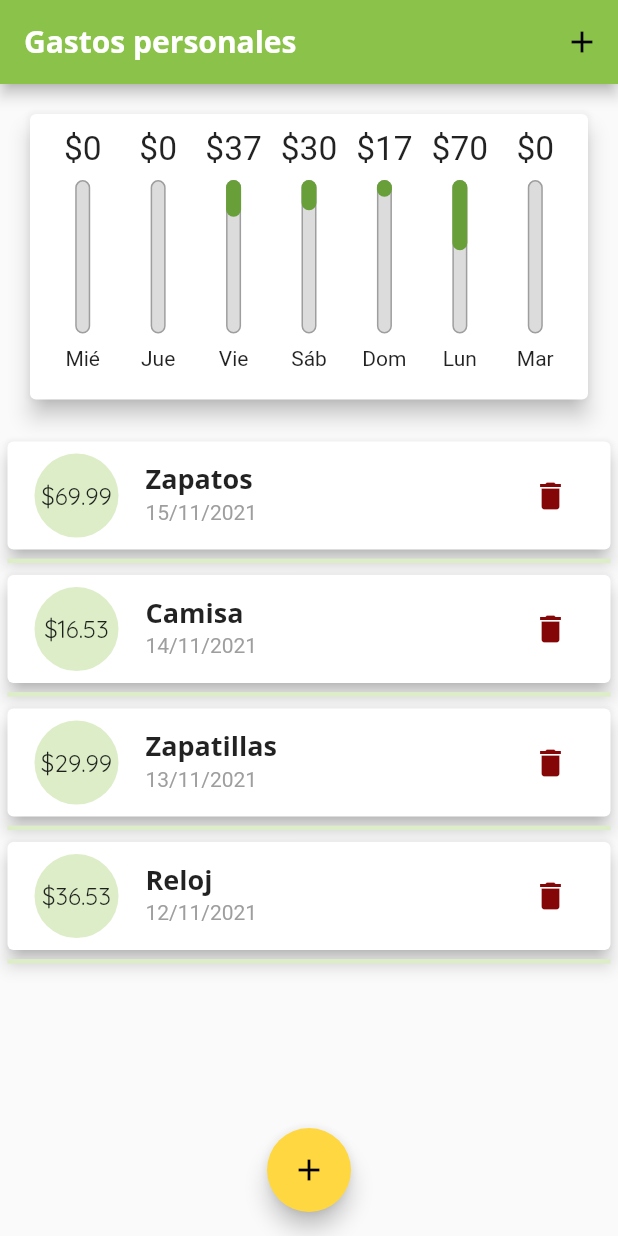
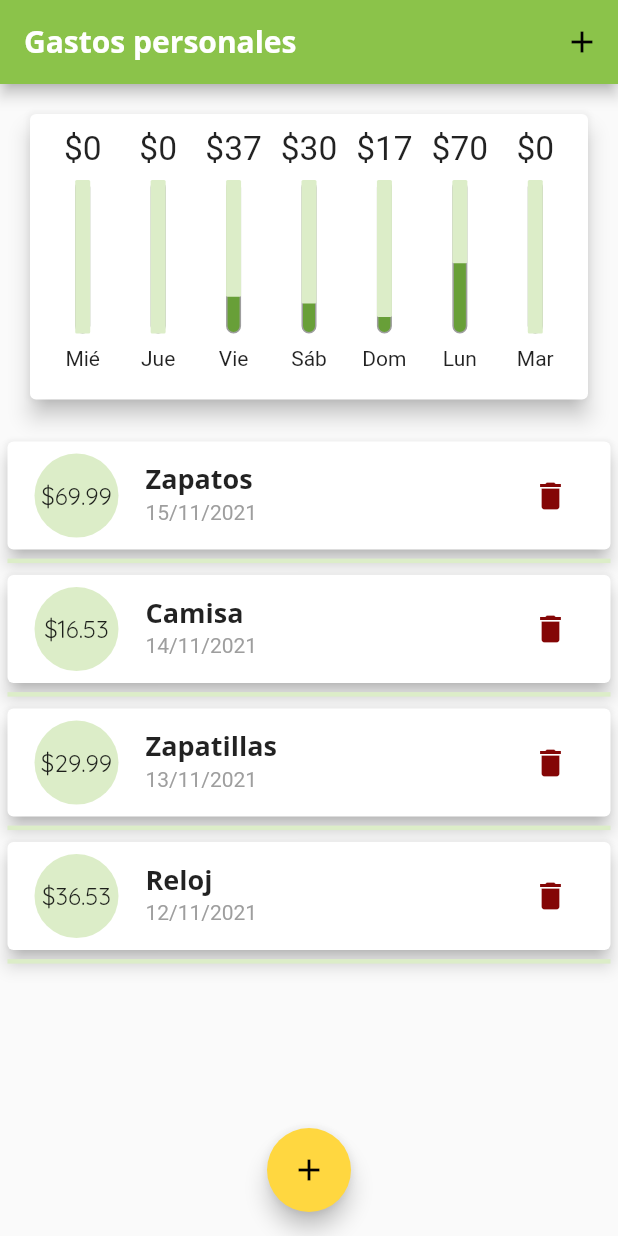
Before and after one commit to pacoDevelop/personal-expenses, a Flutter app: the screen it shows after launch, on a phone screen of 412 x 824 dp. Run offline on Flutter 3.47's test engine with Material 2 defaults, Android fonts, the phone set to English and light mode, and no system bars; our stand-ins replace universal_platform.

Commit message:
Change charBarForm and reverse

```diff
--- a/lib/main.dart
+++ b/lib/main.dart
@@ -202,16 +202,13 @@ class _MyHomePageState extends State<MyHomePage> {
         : _txListWidget(mediaQuery, appBar);
   }
 
-  List<Widget> _buildLandscapeContent(
-    bool showChart,
-    MediaQueryData mediaQuery,
-    AppBar appBar,
-  ) {
+  List<Widget> _buildLandscapeContent(bool showChart, MediaQueryData mediaQuery,
+      AppBar appBar, ThemeData theme) {
     return [
       Row(mainAxisAlignment: MainAxisAlignment.center, children: <Widget>[
-        Text("Mirar gráfico", style: Theme.of(context).textTheme.headline6),
+        Text("Mirar gráfico", style: theme.textTheme.headline6),
         Switch.adaptive(
-            activeColor: Theme.of(context).colorScheme.secondary,
+            activeColor: theme.colorScheme.secondary,
             value: _showChart,
             onChanged: (state) {
               setState(() {
@@ -227,6 +224,7 @@ class _MyHomePageState extends State<MyHomePage> {
   Widget build(BuildContext context) {
     final mediaQuery = MediaQuery.of(context);
     final PreferredSizeWidget appBar = _buildAppBar();
+    final theme = Theme.of(context);
     var isLandscape = !(UniversalPlatform.isDesktop || UniversalPlatform.isWeb);
     if (isLandscape) {
       isLandscape = mediaQuery.orientation == Orientation.landscape;
@@ -238,7 +236,8 @@ class _MyHomePageState extends State<MyHomePage> {
         crossAxisAlignment: CrossAxisAlignment.stretch,
         children: <Widget>[
           if (isLandscape)
-            ..._buildLandscapeContent(_showChart, mediaQuery, appBar as AppBar),
+            ..._buildLandscapeContent(
+                _showChart, mediaQuery, appBar as AppBar, theme),
           if (!isLandscape)
             ..._buildPortraitContent(mediaQuery, appBar as AppBar),
         ],
--- a/lib/widgets/chart.dart
+++ b/lib/widgets/chart.dart
@@ -40,7 +40,7 @@ class Chart extends StatelessWidget {
             (previousValue + (element['amount'] as double)));
   }
 
-  double spending(e) {
+  double _spending(e) {
     double result = (e['amount'] as double) / totalSpending;
     return result;
   }
@@ -62,7 +62,7 @@ class Chart extends StatelessWidget {
                         label: e["day"].toString(),
                         spendingAmount: (e['amount'] as double),
                         spendingPcOfTotal:
-                            totalSpending == 0.0 ? 0 : spending(e))),
+                            totalSpending == 0.0 ? 0 : _spending(e))),
               )
               .toList(),
         ),
--- a/lib/widgets/chart_bar.dart
+++ b/lib/widgets/chart_bar.dart
@@ -32,16 +32,17 @@ class ChartBar extends StatelessWidget {
                 Container(
                   decoration: BoxDecoration(
                     border: Border.all(color: Colors.grey, width: 1.0),
-                    color: const Color.fromRGBO(220, 220, 220, 1),
+                    // color: const Color.fromRGBO(220, 220, 220, 1),
+                    color: Theme.of(context).primaryColorDark,
                     borderRadius: BorderRadius.circular(10),
                   ),
                 ),
                 FractionallySizedBox(
-                  heightFactor: spendingPcOfTotal,
+                  heightFactor: 1 - spendingPcOfTotal,
                   child: Container(
                     decoration: BoxDecoration(
-                      color: Theme.of(context).primaryColorDark,
-                      borderRadius: BorderRadius.circular(10),
+                      color: Theme.of(context).primaryColorLight,
+                      borderRadius: BorderRadius.circular(1),
                     ),
                   ),
                 )
```
